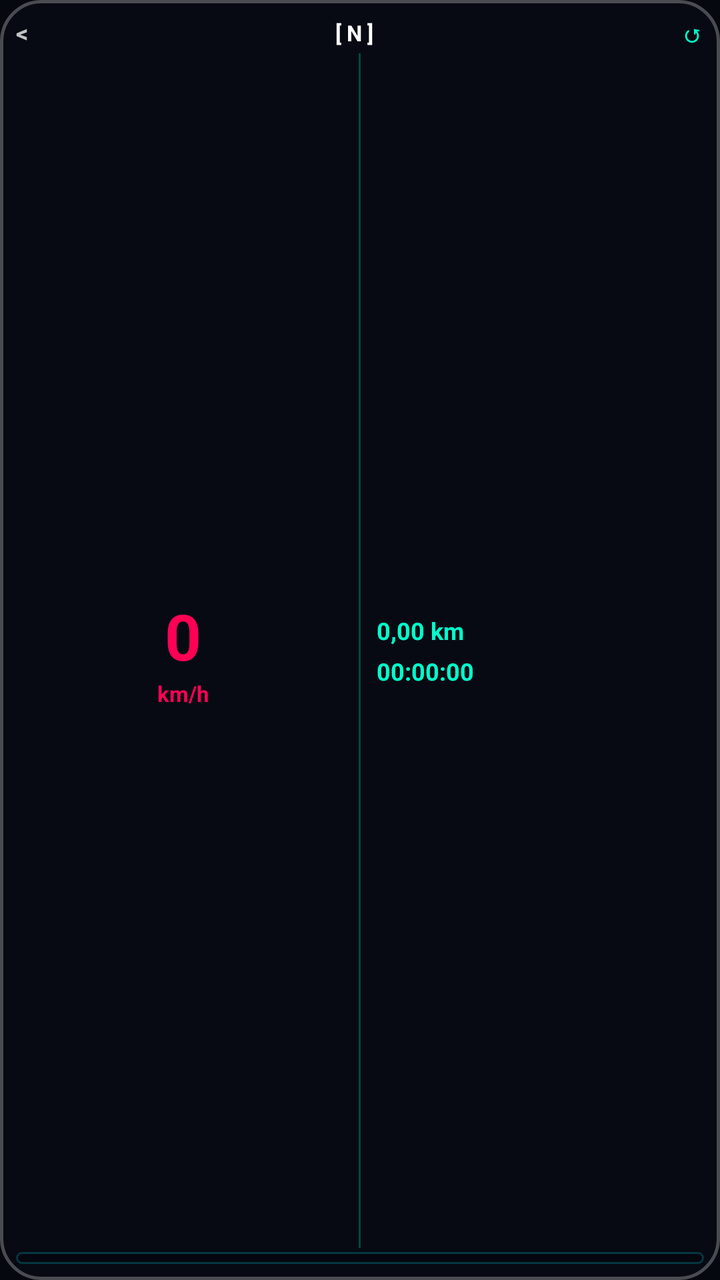
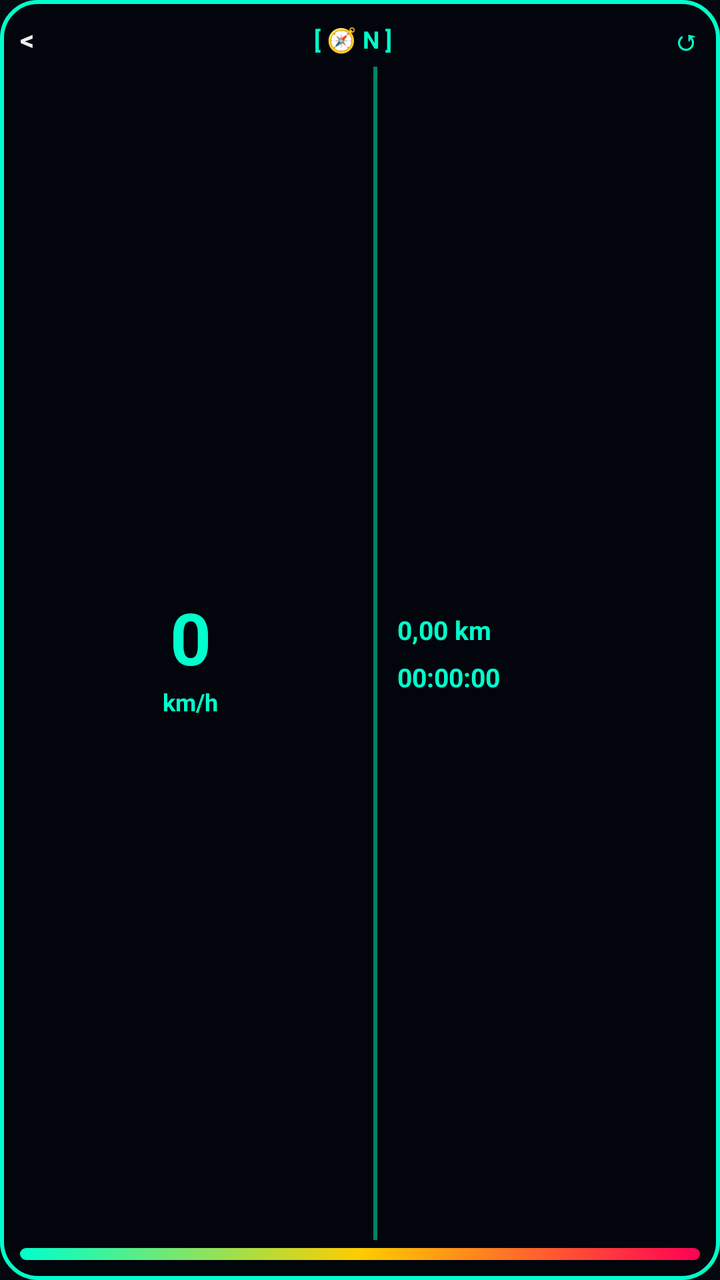

The first picture is an Android layout as it rendered before a commit; the second is the same layout after the commit. The layout source and the unified diff follow.
<!-- AndroidManifest.xml: application theme Theme.MyApplication -->
<!-- res/layout/widget_normal_layout.xml -->
<?xml version="1.0" encoding="utf-8"?>
<LinearLayout xmlns:android="http://schemas.android.com/apk/res/android"
    android:id="@+id/widget_container"
    android:layout_width="match_parent"
    android:layout_height="match_parent"
    android:orientation="vertical"
    android:gravity="center"
    android:background="@drawable/bg_glass_widget"
    android:padding="8dp">

    
    <LinearLayout
        android:layout_width="match_parent"
        android:layout_height="wrap_content"
        android:orientation="horizontal"
        android:gravity="center_vertical"
        android:layout_marginBottom="2dp">

        <TextView
            android:layout_width="wrap_content"
            android:layout_height="wrap_content"
            android:text="&lt;"
            android:textColor="#C0FFFFFF"
            android:textSize="12sp"
            android:textStyle="bold" />

        <TextView
            android:layout_width="0dp"
            android:layout_height="wrap_content"
            android:layout_weight="1"
            android:text="[ N ]"
            android:textColor="#FFFFFF"
            android:textSize="11sp"
            android:textStyle="bold"
            android:gravity="center" />

        <TextView
            android:layout_width="wrap_content"
            android:layout_height="wrap_content"
            android:text="↺"
            android:textColor="#00FFCC"
            android:textSize="12sp"
            android:textStyle="bold" />

    </LinearLayout>

    
    <LinearLayout
        android:layout_width="match_parent"
        android:layout_height="0dp"
        android:layout_weight="1"
        android:orientation="horizontal"
        android:gravity="center_vertical">

        
        <LinearLayout
            android:layout_width="0dp"
            android:layout_height="wrap_content"
            android:layout_weight="1"
            android:orientation="vertical"
            android:gravity="center">

            <TextView
                android:id="@+id/widget_speed_text"
                android:layout_width="wrap_content"
                android:layout_height="wrap_content"
                android:text="0"
                android:textColor="#FF0055"
                android:textSize="32sp"
                android:textStyle="bold" />

            <TextView
                android:layout_width="wrap_content"
                android:layout_height="wrap_content"
                android:text="km/h"
                android:textColor="#FF0055"
                android:textSize="11sp"
                android:textStyle="bold" />
        </LinearLayout>

        
        <FrameLayout
            android:layout_width="1dp"
            android:layout_height="match_parent"
            android:background="#4000FFCC"
            android:layout_marginStart="4dp"
            android:layout_marginEnd="4dp" />

        
        <LinearLayout
            android:layout_width="0dp"
            android:layout_height="wrap_content"
            android:layout_weight="1"
            android:orientation="vertical"
            android:gravity="start|center_vertical"
            android:paddingStart="4dp"
            android:paddingEnd="4dp">

            <TextView
                android:id="@+id/widget_distance_text"
                android:layout_width="wrap_content"
                android:layout_height="wrap_content"
                android:text="0,00 km"
                android:textColor="#00FFCC"
                android:textSize="12sp"
                android:textStyle="bold" />

            <TextView
                android:id="@+id/widget_time_text"
                android:layout_width="wrap_content"
                android:layout_height="wrap_content"
                android:text="00:00:00"
                android:textColor="#00FFCC"
                android:textSize="12sp"
                android:textStyle="bold"
                android:layout_marginTop="4dp" />
        </LinearLayout>

    </LinearLayout>

    
    <FrameLayout
        android:layout_width="match_parent"
        android:layout_height="6dp"
        android:background="@drawable/bg_glass_card"
        android:layout_marginTop="2dp" />

</LinearLayout>
<!-- resources referenced by this layout -->
<resources>
  <!-- drawable bg_glass_card (drawable) -->
  <?xml version="1.0" encoding="utf-8"?>
  <shape xmlns:android="http://schemas.android.com/apk/res/android"
      android:shape="rectangle">
      <solid android:color="#9504060C" />
      <stroke
          android:width="1dp"
          android:color="#3500E5FF" />
      <corners android:radius="12dp" />
  </shape>
  <!-- drawable bg_glass_widget (drawable) -->
  <?xml version="1.0" encoding="utf-8"?>
  <shape xmlns:android="http://schemas.android.com/apk/res/android"
      android:shape="rectangle">
      <solid android:color="#75090E17" />
      <stroke
          android:width="1.5dp"
          android:color="#45FFFFFF" />
      <corners android:radius="20dp" />
  </shape>
  <style name="Theme.MyApplication" parent="android:Theme.Material.NoActionBar">
          <item name="android:windowIsTranslucent">false</item>
          <item name="android:windowBackground">#05080F</item>
          <item name="android:windowNoTitle">true</item>
          <item name="android:backgroundDimEnabled">false</item>
          <item name="android:windowAnimationStyle">@style/SeamlessWindowAnimation</item>
      </style>
  <style name="SeamlessWindowAnimation" parent="android:Animation">
          <item name="android:activityOpenEnterAnimation">@android:anim/fade_in</item>
          <item name="android:activityOpenExitAnimation">@android:anim/fade_out</item>
          <item name="android:activityCloseEnterAnimation">@android:anim/fade_in</item>
          <item name="android:activityCloseExitAnimation">@android:anim/fade_out</item>
      </style>
</resources>

<!-- the commit's change to res/layout/widget_normal_layout.xml (unified diff, before → after) -->
@@ -6,7 +6,7 @@
     android:orientation="vertical"
     android:gravity="center"
     android:background="@drawable/bg_glass_widget"
-    android:padding="8dp">
+    android:padding="10dp">
 
     
     <LinearLayout
@@ -14,23 +14,23 @@
         android:layout_height="wrap_content"
         android:orientation="horizontal"
         android:gravity="center_vertical"
-        android:layout_marginBottom="2dp">
+        android:layout_marginBottom="4dp">
 
         <TextView
             android:layout_width="wrap_content"
             android:layout_height="wrap_content"
             android:text="&lt;"
-            android:textColor="#C0FFFFFF"
-            android:textSize="12sp"
+            android:textColor="#EEFFFFFF"
+            android:textSize="14sp"
             android:textStyle="bold" />
 
         <TextView
             android:layout_width="0dp"
             android:layout_height="wrap_content"
             android:layout_weight="1"
-            android:text="[ N ]"
-            android:textColor="#FFFFFF"
-            android:textSize="11sp"
+            android:text="[ 🧭 N ]"
+            android:textColor="#00FFCC"
+            android:textSize="12sp"
             android:textStyle="bold"
             android:gravity="center" />
 
@@ -39,7 +39,7 @@
             android:layout_height="wrap_content"
             android:text="↺"
             android:textColor="#00FFCC"
-            android:textSize="12sp"
+            android:textSize="14sp"
             android:textStyle="bold" />
 
     </LinearLayout>
@@ -56,7 +56,7 @@
         <LinearLayout
             android:layout_width="0dp"
             android:layout_height="wrap_content"
-            android:layout_weight="1"
+            android:layout_weight="1.1"
             android:orientation="vertical"
             android:gravity="center">
 
@@ -65,26 +65,26 @@
                 android:layout_width="wrap_content"
                 android:layout_height="wrap_content"
                 android:text="0"
-                android:textColor="#FF0055"
-                android:textSize="32sp"
+                android:textColor="#00FFCC"
+                android:textSize="36sp"
                 android:textStyle="bold" />
 
             <TextView
                 android:layout_width="wrap_content"
                 android:layout_height="wrap_content"
                 android:text="km/h"
-                android:textColor="#FF0055"
-                android:textSize="11sp"
+                android:textColor="#00FFCC"
+                android:textSize="12sp"
                 android:textStyle="bold" />
         </LinearLayout>
 
         
         <FrameLayout
-            android:layout_width="1dp"
+            android:layout_width="2dp"
             android:layout_height="match_parent"
-            android:background="#4000FFCC"
-            android:layout_marginStart="4dp"
-            android:layout_marginEnd="4dp" />
+            android:background="#8000FFCC"
+            android:layout_marginStart="6dp"
+            android:layout_marginEnd="6dp" />
 
         
         <LinearLayout
@@ -102,7 +102,7 @@
                 android:layout_height="wrap_content"
                 android:text="0,00 km"
                 android:textColor="#00FFCC"
-                android:textSize="12sp"
+                android:textSize="13sp"
                 android:textStyle="bold" />
 
             <TextView
@@ -111,9 +111,9 @@
                 android:layout_height="wrap_content"
                 android:text="00:00:00"
                 android:textColor="#00FFCC"
-                android:textSize="12sp"
+                android:textSize="13sp"
                 android:textStyle="bold"
-                android:layout_marginTop="4dp" />
+                android:layout_marginTop="6dp" />
         </LinearLayout>
 
     </LinearLayout>
@@ -122,7 +122,7 @@
     <FrameLayout
         android:layout_width="match_parent"
         android:layout_height="6dp"
-        android:background="@drawable/bg_glass_card"
-        android:layout_marginTop="2dp" />
+        android:background="@drawable/bg_neon_bar"
+        android:layout_marginTop="4dp" />
 
 </LinearLayout>
<!-- resource entries referenced after the edit -->
@@ -1,24 +1,25 @@
 <!-- resources referenced by this layout -->
 <resources>
-  <!-- drawable bg_glass_card (drawable) -->
-  <?xml version="1.0" encoding="utf-8"?>
-  <shape xmlns:android="http://schemas.android.com/apk/res/android"
-      android:shape="rectangle">
-      <solid android:color="#9504060C" />
-      <stroke
-          android:width="1dp"
-          android:color="#3500E5FF" />
-      <corners android:radius="12dp" />
-  </shape>
   <!-- drawable bg_glass_widget (drawable) -->
   <?xml version="1.0" encoding="utf-8"?>
   <shape xmlns:android="http://schemas.android.com/apk/res/android"
       android:shape="rectangle">
-      <solid android:color="#75090E17" />
+      <solid android:color="#F203060B" />
       <stroke
-          android:width="1.5dp"
-          android:color="#45FFFFFF" />
-      <corners android:radius="20dp" />
+          android:width="2dp"
+          android:color="#FF00FFCC" />
+      <corners android:radius="18dp" />
+  </shape>
+  <!-- drawable bg_neon_bar (drawable) -->
+  <?xml version="1.0" encoding="utf-8"?>
+  <shape xmlns:android="http://schemas.android.com/apk/res/android"
+      android:shape="rectangle">
+      <gradient
+          android:startColor="#FF00FFCC"
+          android:centerColor="#FFFFCC00"
+          android:endColor="#FFFF0055"
+          android:angle="0" />
+      <corners android:radius="4dp" />
   </shape>
   <style name="Theme.MyApplication" parent="android:Theme.Material.NoActionBar">
           <item name="android:windowIsTranslucent">false</item>
